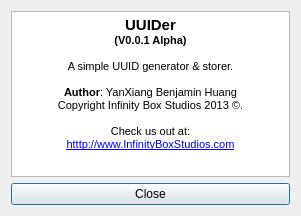
First picture: the form in Source/UUIDer/UUIDerAboutDialog.ui, repository yxbh/UUIDer, before the edit.
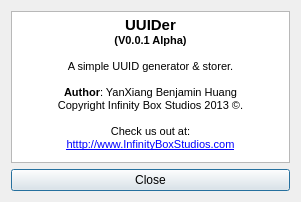
Second picture: the form after the edit.

Patch:
```diff
--- a/Source/UUIDer/UUIDerAboutDialog.ui
+++ b/Source/UUIDer/UUIDerAboutDialog.ui
@@ -7,7 +7,7 @@
     <x>0</x>
     <y>0</y>
     <width>301</width>
-    <height>216</height>
+    <height>202</height>
    </rect>
   </property>
   <property name="windowTitle">
```
Left out of the diff: 24 changed lines with no effect on the pictures.
